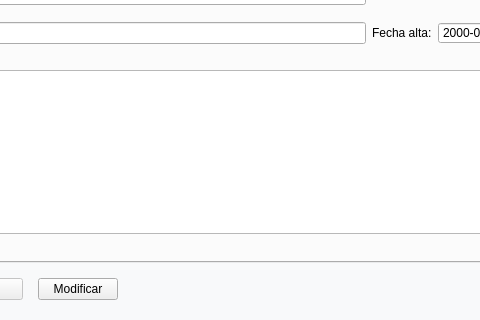
Above: clientes.ui from Ladis72/tienda before the change; both pictures show x 172 to 652 and y 380 to 700 of the 1290 by 700 pixel window. Below: the same form after it.
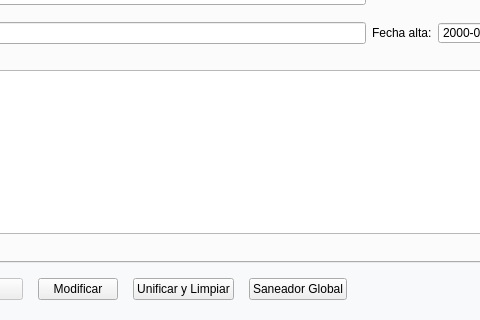
That is the form after the change. Icons and pictures are not drawn.

Commit message: feat: implement master data unification and global sanitization tools across multiple modules

Diff of the .ui file:
```diff
--- a/clientes.ui
+++ b/clientes.ui
@@ -561,6 +561,18 @@
        <property name="autoDefault"><bool>false</bool></property>
       </widget>
      </item>
+     <item>
+      <widget class="QPushButton" name="pushButtonUnificar">
+       <property name="text"><string>Unificar y Limpiar</string></property>
+       <property name="autoDefault"><bool>false</bool></property>
+      </widget>
+     </item>
+     <item>
+      <widget class="QPushButton" name="pushButtonSaneador">
+       <property name="text"><string>Saneador Global</string></property>
+       <property name="autoDefault"><bool>false</bool></property>
+      </widget>
+     </item>
      <item>
       <spacer name="horizontalSpacerButtons">
        <property name="orientation"><enum>Qt::Orientation::Horizontal</enum></property>
```
The commit also changes 33 other files.
